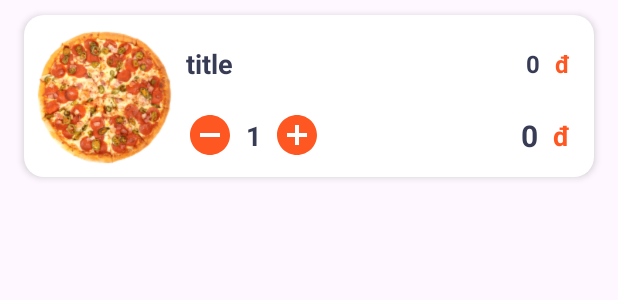
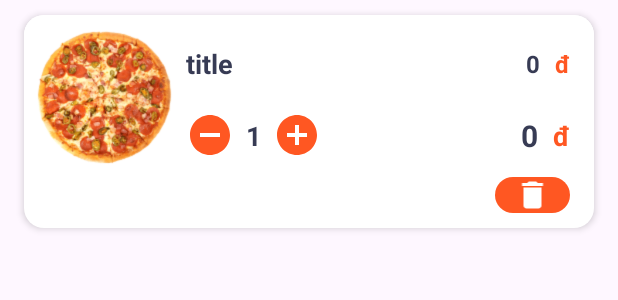
Before and after one commit to famtwendev/Food_Application, an Android app: the layout viewholder_cart.xml on its own in the app's theme, with its tools: preview values and no code run, on a phone screen of 412 x 824 dp. Shown: the top 300 px of the screen. Run offline under Robolectric (Android 15) with nearby library versions, the phone set to English and light mode, and no system bars.

Commit message:
edit cart full

```diff
--- a/app/src/main/java/com/example/food_application/activity/CartActivity.java
+++ b/app/src/main/java/com/example/food_application/activity/CartActivity.java
@@ -84,7 +84,6 @@ public class CartActivity extends AppCompatActivity {
             binding.btnDeleteAll.setVisibility(View.VISIBLE);
             binding.hasDataCart.setVisibility(View.VISIBLE);
             binding.hasDataCart2.setVisibility(View.VISIBLE);
-
         }
     }
 
--- /dev/null
+++ b/app/src/main/res/drawable/baseline_delete_24.xml
@@ -0,0 +1,5 @@
+<vector xmlns:android="http://schemas.android.com/apk/res/android" android:height="24dp" android:tint="@color/foregn" android:viewportHeight="24" android:viewportWidth="24" android:width="24dp">
+
+    <path android:fillColor="@android:color/white" android:pathData="M6,19c0,1.1 0.9,2 2,2h8c1.1,0 2,-0.9 2,-2V7H6v12zM19,4h-3.5l-1,-1h-5l-1,1H5v2h14V4z"/>
+
+</vector>
--- a/app/src/main/res/layout/viewholder_cart.xml
+++ b/app/src/main/res/layout/viewholder_cart.xml
@@ -1,14 +1,20 @@
 <?xml version="1.0" encoding="utf-8"?>
-<androidx.constraintlayout.widget.ConstraintLayout xmlns:android="http://schemas.android.com/apk/res/android"
+<LinearLayout xmlns:android="http://schemas.android.com/apk/res/android"
     xmlns:app="http://schemas.android.com/apk/res-auto"
     android:layout_width="match_parent"
     android:layout_height="wrap_content"
+    android:orientation="vertical"
+    android:layout_marginTop="10dp"
     android:layout_marginStart="16dp"
-    android:layout_marginTop="10dp"
     android:layout_marginEnd="16dp"
+    android:layout_marginBottom="10dp"
     android:background="@drawable/background_cat"
-    android:layout_marginBottom="10dp"
     android:elevation="3dp">
+
+    <androidx.constraintlayout.widget.ConstraintLayout
+        android:layout_width="match_parent"
+        android:layout_height="wrap_content"
+        android:background="@drawable/background_cat">
 
         <ImageView
             android:id="@+id/imvItem"
@@ -118,5 +124,15 @@
             app:layout_constraintBottom_toBottomOf="@+id/textView5"
             app:layout_constraintEnd_toStartOf="@+id/textView5"
             app:layout_constraintTop_toTopOf="@+id/textView5" />
-
     </androidx.constraintlayout.widget.ConstraintLayout>
+    <ImageView
+        android:id="@+id/btnDeleteItem"
+        android:layout_width="50dp"
+        android:background="@drawable/background_circle_primary"
+        android:layout_height="wrap_content"
+        android:layout_gravity="end"
+        android:layout_marginEnd="16dp"
+        android:layout_marginBottom="10dp"
+        android:src="@drawable/baseline_delete_24"
+        />
+</LinearLayout>
--- a/app/src/main/res/values/colors.xml
+++ b/app/src/main/res/values/colors.xml
@@ -6,7 +6,7 @@
     <color name="yellow">#F0CD1C</color>
     <color name="yellow_200">#8DFFC107</color>
     <!--#F5F5F5-->
-
+    <color name="red">#FF1100</color>
     <color name="black">#FF000000</color>
     <color name="white">#FFFFFFFF</color>
     <color name="gray">#3A3A3A</color>
```
Also changed, not shown: app/src/main/java/com/example/food_application/adapter/CartListAdapter.java (+13 -2 lines), app/src/main/java/com/example/food_application/helper/ManagementCart.java (+8 -2 lines). Lines whose indentation alone changed are shown as unchanged.
